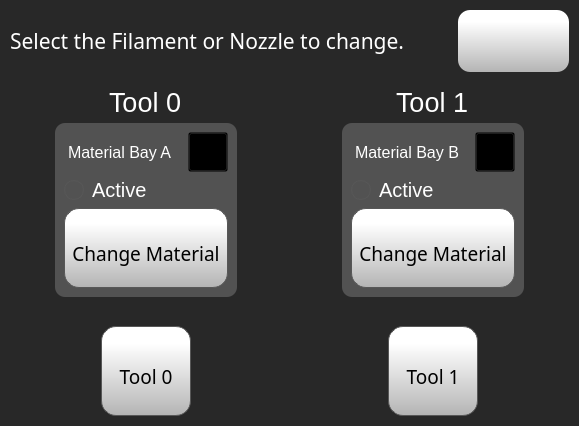
Qt form octoprint_ControlCenter/ui/filament_management_screen/filamentManagementScreen.ui (FracktalWorks/ControlCenter) before a commit.
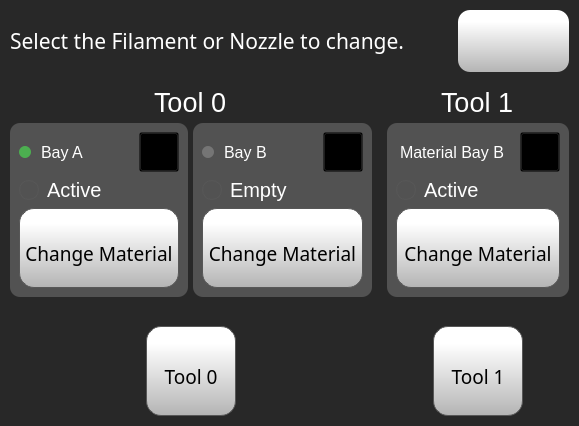
The same form after that commit. Icons and pictures are not drawn.

Commit message:
Add dual material bay support for Dragon 400 V2
Implements dual material bay (Y-splitter) support for the Dragon 400 V2 printer, including new firmware configs, GCode macros, and extensive Python UI and logic changes. Adds new configuration variables, persistent state handling, UI elements for Bay B, validation logic, and updated filament change workflows. Documentation and test cases are included to ensure correct operation and backward compatibility with single-bay printers.

The edit to the form file:
```diff
--- a/octoprint_ControlCenter/ui/filament_management_screen/filamentManagementScreen.ui
+++ b/octoprint_ControlCenter/ui/filament_management_screen/filamentManagementScreen.ui
@@ -297,7 +297,29 @@
                  <item>
                   <layout class="QHBoxLayout" name="horizontalLayout_6">
                    <item>
-                    <widget class="QLabel" name="calibrateLabel_2">
+                    <widget class="QLabel" name="materialBayActiveIndicatorA">
+                     <property name="minimumSize">
+                      <size>
+                       <width>12</width>
+                       <height>12</height>
+                      </size>
+                     </property>
+                     <property name="maximumSize">
+                      <size>
+                       <width>12</width>
+                       <height>12</height>
+                      </size>
+                     </property>
+                     <property name="styleSheet">
+                      <string notr="true">background-color: #4CAF50; border-radius: 6px;</string>
+                     </property>
+                     <property name="text">
+                      <string/>
+                     </property>
+                    </widget>
+                   </item>
+                   <item>
+                    <widget class="QLabel" name="tool0MaterialBayALabel">
                      <property name="font">
                       <font>
                        <family>MS Shell Dlg 2</family>
@@ -311,7 +333,7 @@
 margin-right:6px;</string>
                      </property>
                      <property name="text">
-                      <string>Material Bay A</string>
+                      <string>Bay A</string>
                      </property>
                      <property name="margin">
                       <number>0</number>
@@ -548,6 +570,297 @@
                 </layout>
                </widget>
               </item>
+              <item alignment="Qt::AlignHCenter">
+               <widget class="QFrame" name="tool0MaterialBayBFrame">
+                <property name="styleSheet">
+                 <string notr="true">background-color: rgb(82, 82, 82);</string>
+                </property>
+                <property name="frameShape">
+                 <enum>QFrame::StyledPanel</enum>
+                </property>
+                <property name="frameShadow">
+                 <enum>QFrame::Raised</enum>
+                </property>
+                <layout class="QVBoxLayout" name="verticalLayout_bayB">
+                 <property name="spacing">
+                  <number>6</number>
+                 </property>
+                 <item>
+                  <layout class="QHBoxLayout" name="horizontalLayout_bayB">
+                   <item>
+                    <widget class="QLabel" name="materialBayActiveIndicatorB">
+                     <property name="minimumSize">
+                      <size>
+                       <width>12</width>
+                       <height>12</height>
+                      </size>
+                     </property>
+                     <property name="maximumSize">
+                      <size>
+                       <width>12</width>
+                       <height>12</height>
+                      </size>
+                     </property>
+                     <property name="styleSheet">
+                      <string notr="true">background-color: #757575; border-radius: 6px;</string>
+                     </property>
+                     <property name="text">
+                      <string/>
+                     </property>
+                    </widget>
+                   </item>
+                   <item>
+                    <widget class="QLabel" name="tool0MaterialBayBLabel">
+                     <property name="font">
+                      <font>
+                       <family>MS Shell Dlg 2</family>
+                       <pointsize>12</pointsize>
+                       <weight>50</weight>
+                       <bold>false</bold>
+                      </font>
+                     </property>
+                     <property name="styleSheet">
+                      <string notr="true">color: rgb(255, 255, 255);
+margin-right:6px;</string>
+                     </property>
+                     <property name="text">
+                      <string>Bay B</string>
+                     </property>
+                     <property name="margin">
+                      <number>0</number>
+                     </property>
+                    </widget>
+                   </item>
+                   <item>
+                    <widget class="QPushButton" name="editTool0MaterialBayB">
+                     <property name="sizePolicy">
+                      <sizepolicy hsizetype="Expanding" vsizetype="Expanding">
+                       <horstretch>0</horstretch>
+                       <verstretch>0</verstretch>
+                      </sizepolicy>
+                     </property>
+                     <property name="minimumSize">
+                      <size>
+                       <width>40</width>
+                       <height>40</height>
+                      </size>
+                     </property>
+                     <property name="maximumSize">
+                      <size>
+                       <width>40</width>
+                       <height>40</height>
+                      </size>
+                     </property>
+                     <property name="font">
+                      <font>
+                       <family>Gotham</family>
+                       <pointsize>16</pointsize>
+                      </font>
+                     </property>
+                     <property name="layoutDirection">
+                      <enum>Qt::LeftToRight</enum>
+                     </property>
+                     <property name="styleSheet">
+                      <string notr="true">background-color: transparent;</string>
+                     </property>
+                     <property name="text">
+                      <string/>
+                     </property>
+                     <property name="icon">
+                      <iconset resource="../resources/resource.qrc">
+                       <normaloff>:/Icons/img/icons/pencil.png</normaloff>:/Icons/img/icons/pencil.png</iconset>
+                     </property>
+                     <property name="iconSize">
+                      <size>
+                       <width>15</width>
+                       <height>15</height>
+                      </size>
+                     </property>
+                     <property name="checkable">
+                      <bool>false</bool>
+                     </property>
+                     <property name="autoDefault">
+                      <bool>false</bool>
+                     </property>
+                     <property name="default">
+                      <bool>false</bool>
+                     </property>
+                     <property name="flat">
+                      <bool>false</bool>
+                     </property>
+                    </widget>
+                   </item>
+                  </layout>
+                 </item>
+                 <item>
+                  <widget class="QFrame" name="frame_bayB_state">
+                   <property name="styleSheet">
+                    <string notr="true"/>
+                   </property>
+                   <property name="frameShape">
+                    <enum>QFrame::StyledPanel</enum>
+                   </property>
+                   <property name="frameShadow">
+                    <enum>QFrame::Raised</enum>
+                   </property>
+                   <layout class="QHBoxLayout" name="horizontalLayout_bayB_state" stretch="1,6">
+                    <property name="spacing">
+                     <number>0</number>
+                    </property>
+                    <property name="leftMargin">
+                     <number>0</number>
+                    </property>
+                    <property name="topMargin">
+                     <number>0</number>
+                    </property>
+                    <property name="rightMargin">
+                     <number>0</number>
+                    </property>
+                    <property name="bottomMargin">
+                     <number>0</number>
+                    </property>
+                    <item alignment="Qt::AlignLeft">
+                     <widget class="QLabel" name="tool0MaterialBayBStateColor">
+                      <property name="minimumSize">
+                       <size>
+                        <width>20</width>
+                        <height>20</height>
+                       </size>
+                      </property>
+                      <property name="maximumSize">
+                       <size>
+                        <width>20</width>
+                        <height>20</height>
+                       </size>
+                      </property>
+                      <property name="font">
+                       <font>
+                        <family>Gotham</family>
+                        <pointsize>16</pointsize>
+                        <weight>50</weight>
+                        <bold>false</bold>
+                        <underline>false</underline>
+                        <strikeout>false</strikeout>
+                       </font>
+                      </property>
+                      <property name="styleSheet">
+                       <string notr="true">     border: 1px solid rgb(87, 87, 87);
+	border-radius: 10px;
+    background: qlineargradient(
+        x1:0, y1:0, x2:0, y2:1,
+        stop:0 #888888,
+        stop:0.3 #777777,
+        stop:0.6 #666666,
+        stop:1 #555555
+    );</string>
+                      </property>
+                      <property name="text">
+                       <string/>
+                      </property>
+                      <property name="alignment">
+                       <set>Qt::AlignCenter</set>
+                      </property>
+                     </widget>
+                    </item>
+                    <item alignment="Qt::AlignLeft">
+                     <widget class="QLabel" name="tool0MaterialBayBStateLabel">
+                      <property name="font">
+                       <font>
+                        <family>MS Shell Dlg 2</family>
+                        <pointsize>15</pointsize>
+                        <weight>50</weight>
+                        <bold>false</bold>
+                       </font>
+                      </property>
+                      <property name="styleSheet">
+                       <string notr="true">color: rgb(255, 255, 255);
+margin-right:6px;</string>
+                      </property>
+                      <property name="text">
+                       <string>Empty</string>
+                      </property>
+                      <property name="margin">
+                       <number>0</number>
+                      </property>
+                     </widget>
+                    </item>
+                   </layout>
+                  </widget>
+                 </item>
+                 <item>
+                  <widget class="QToolButton" name="changeTool0MaterialBayB">
+                   <property name="sizePolicy">
+                    <sizepolicy hsizetype="Expanding" vsizetype="Expanding">
+                     <horstretch>0</horstretch>
+                     <verstretch>0</verstretch>
+                    </sizepolicy>
+                   </property>
+                   <property name="minimumSize">
+                    <size>
+                     <width>80</width>
+                     <height>80</height>
+                    </size>
+                   </property>
+                   <property name="maximumSize">
+                    <size>
+                     <width>200</width>
+                     <height>16777215</height>
+                    </size>
+                   </property>
+                   <property name="font">
+                    <font>
+                     <family>Gotham</family>
+                     <pointsize>14</pointsize>
+                    </font>
+                   </property>
+                   <property name="styleSheet">
+                    <string notr="true">QToolButton {
+
+     border: 1px solid rgb(87, 87, 87);
+	background-color: qlineargradient(spread:pad, x1:0, y1:1, x2:0, y2:0.188, stop:0 rgba(180, 180, 180, 255), stop:1 rgba(255, 255, 255, 255));
+border-radius: 15px;
+ padding-top: 10px;
+
+}
+
+QToolButton:pressed {
+    background-color: qlineargradient(x1: 0, y1: 0, x2: 0, y2: 1,
+                                      stop: 0 #dadbde, stop: 1 #f6f7fa);
+}
+
+QToolButton:flat {
+    border: none; /* no border for a flat push button */
+}
+
+QToolButton:default {
+    border-color: navy; /* make the default button prominent */
+}
+
+QToolButton:focus {
+	outline: none;
+}</string>
+                   </property>
+                   <property name="text">
+                    <string>Change Material</string>
+                   </property>
+                   <property name="icon">
+                    <iconset resource="../resources/resource.qrc">
+                     <normaloff>:/Icons/img/icons/Spool.png</normaloff>:/Icons/img/icons/Spool.png</iconset>
+                   </property>
+                   <property name="iconSize">
+                    <size>
+                     <width>30</width>
+                     <height>30</height>
+                    </size>
+                   </property>
+                   <property name="toolButtonStyle">
+                    <enum>Qt::ToolButtonTextUnderIcon</enum>
+                   </property>
+                  </widget>
+                 </item>
+                </layout>
+               </widget>
+              </item>
              </layout>
             </item>
             <item alignment="Qt::AlignHCenter">
```
Left out of the diff: 4 changed lines with no effect on the pictures. The commit also changes 22 other files.
